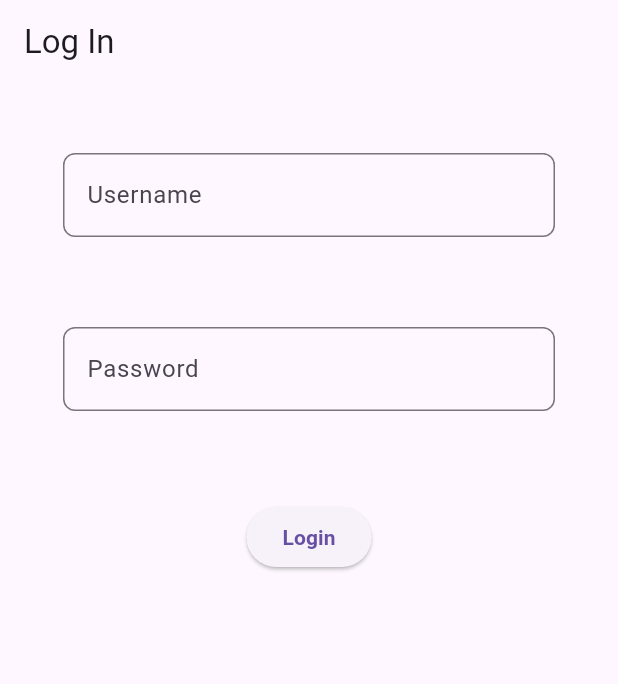
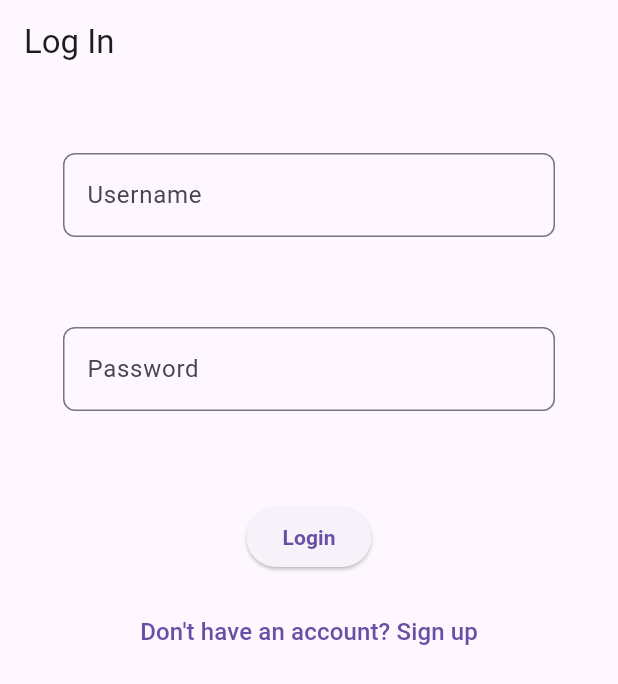
Before and after one commit to angelamar1e/keno_plus, a Flutter app: the LogInPage screen opened by its route, on a phone screen of 412 x 824 dp. Shown: the top 684 px of the screen. Run offline on Flutter 3.47's test engine with Material 3 defaults, Android fonts, the phone set to English and light mode, and no system bars; our stand-ins replace dartz, flutter_bloc, flutter_dotenv, get_it, go_router, sqflite; accounts and stored records are empty.

Commit message:
added button to go from log in page to sign up

```diff
--- a/lib/features/authentication/presentation/widgets/login_form_widgets/log_in_form.dart
+++ b/lib/features/authentication/presentation/widgets/login_form_widgets/log_in_form.dart
@@ -1,4 +1,6 @@
 // ignore_for_file: unused_import
+
+import 'dart:io';
 
 import 'package:keno_plus/core/utils/auth_form_type.dart';
 import 'package:keno_plus/core/utils/injections.dart';
@@ -24,6 +26,7 @@ class LogInForm extends StatelessWidget {
         listener: (context, state) {
           final status = state.status;
 
+          // show error via a snackbar or navigate to home
           if (status != null) {
             status.fold(
               (failure) => {
@@ -77,6 +80,22 @@ class LogInForm extends StatelessWidget {
                         CTAButton(formType),
                         SizedBox(height: 15),
                         LoadingIndicator(isSubmitting: state.isSubmitting),
+
+                        // go to sign up
+                        TextButton(
+                          onPressed: () {
+                            context.goNamed(
+                              AppRoutes.signUp,
+                            ); // Navigate to the sign-up page
+                          },
+                          child: Text(
+                            "Don't have an account? Sign up",
+                            style: TextStyle(
+                              color: Theme.of(context).primaryColor,
+                              fontSize: 16,
+                            ),
+                          ),
+                        ),
                       ],
                     ),
                   ),
```
